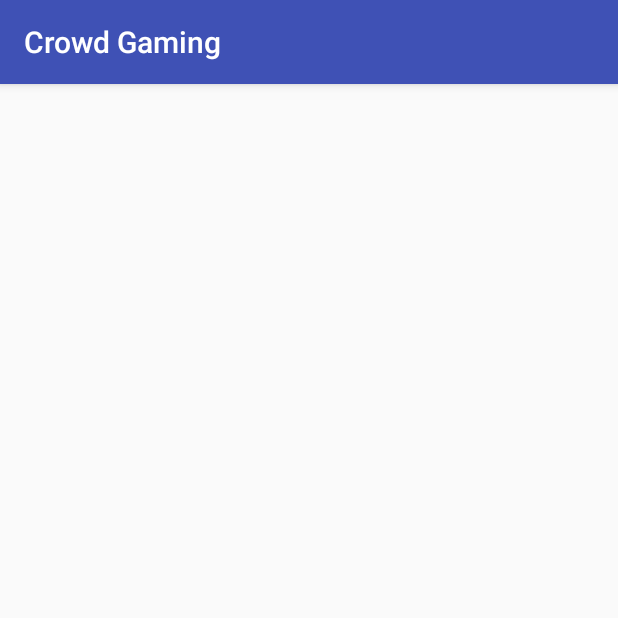
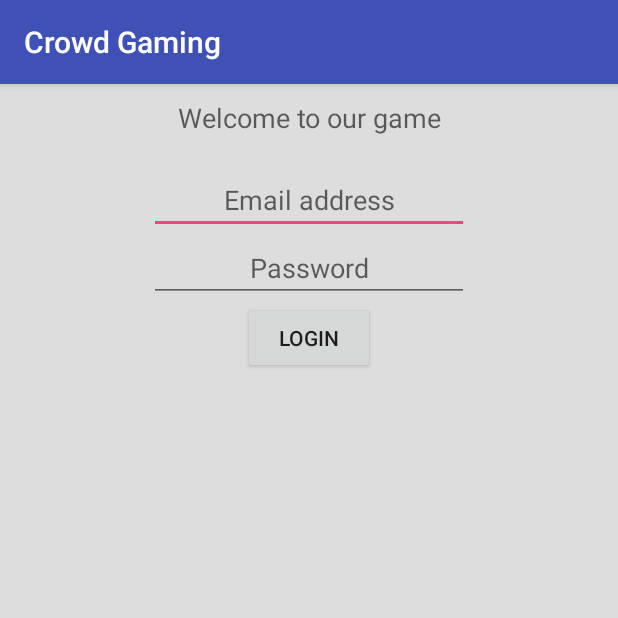
Before and after one commit to gtzinos/Crowd-Gaming-Android2, an Android app: the screen it shows after launch (MainActivity before the commit, LoginActivity after it), on a phone screen of 412 x 824 dp, the top half of it. Run offline under Robolectric (Android 15) with nearby library versions, the phone set to English and light mode, and no system bars.

Commit message:
Login screen design.

```diff
--- a/app/src/main/AndroidManifest.xml
+++ b/app/src/main/AndroidManifest.xml
@@ -1,14 +1,14 @@
 <?xml version="1.0" encoding="utf-8"?>
 <manifest xmlns:android="http://schemas.android.com/apk/res/android"
-    package="geotzinos.crowdgaming">
+    package="geotzinos.crowdgaming" >
 
     <application
         android:allowBackup="true"
         android:icon="@mipmap/ic_launcher"
         android:label="@string/app_name"
         android:supportsRtl="true"
-        android:theme="@style/AppTheme">
-        <activity android:name=".MainActivity">
+        android:theme="@style/AppTheme" >
+        <activity android:name=".LoginActivity" >
             <intent-filter>
                 <action android:name="android.intent.action.MAIN" />
 
--- a/app/src/main/java/geotzinos/crowdgaming/MainActivity.java
+++ b/app/src/main/java/geotzinos/crowdgaming/LoginActivity.java
@@ -3,12 +3,12 @@ package geotzinos.crowdgaming;
 import android.support.v7.app.AppCompatActivity;
 import android.os.Bundle;
 
-public class MainActivity extends AppCompatActivity {
+public class LoginActivity extends AppCompatActivity {
 
     @Override
     protected void onCreate(Bundle savedInstanceState) {
         super.onCreate(savedInstanceState);
-        setContentView(R.layout.activity_main);
+        setContentView(R.layout.login_activity);
     }
 
 }
--- a/app/src/main/res/layout/activity_main.xml
+++ b/app/src/main/res/layout/activity_main.xml
@@ -1,12 +1,17 @@
 <?xml version="1.0" encoding="utf-8"?>
-<RelativeLayout xmlns:android="http://schemas.android.com/apk/res/android"
+<RelativeLayout
+    xmlns:android="http://schemas.android.com/apk/res/android"
     xmlns:tools="http://schemas.android.com/tools"
     android:layout_width="match_parent"
     android:layout_height="match_parent"
-    android:paddingBottom="@dimen/activity_vertical_margin"
     android:paddingLeft="@dimen/activity_horizontal_margin"
     android:paddingRight="@dimen/activity_horizontal_margin"
     android:paddingTop="@dimen/activity_vertical_margin"
-    tools:context="geotzinos.crowdgaming.MainActivity">
+    android:paddingBottom="@dimen/activity_vertical_margin"
+    tools:context=".LoginActivity">
 
+    <LinearLayout
+        android:orientation="horizontal"
+        android:layout_width="match_parent"
+        android:layout_height="match_parent"></LinearLayout>
 </RelativeLayout>
--- /dev/null
+++ b/app/src/main/res/layout/login_activity.xml
@@ -0,0 +1,75 @@
+<?xml version="1.0" encoding="utf-8"?>
+<LinearLayout xmlns:android="http://schemas.android.com/apk/res/android"
+    android:orientation="vertical" android:layout_width="fill_parent"
+    android:layout_height="fill_parent"
+    android:id="@+id/container"
+    android:background="#DDDDDD">
+
+    <LinearLayout
+        android:orientation="horizontal"
+        android:layout_width="fill_parent"
+        android:layout_height="wrap_content"
+        android:id="@+id/top_layout"
+        android:gravity="center">
+
+        <TextView
+            android:layout_width="wrap_content"
+            android:layout_height="wrap_content"
+            android:textAppearance="?android:attr/textAppearanceMedium"
+            android:text="Welcome to our game"
+            android:id="@+id/textView2"
+            android:gravity="center"
+            android:paddingTop="10dp" />
+    </LinearLayout>
+
+    <LinearLayout
+        android:orientation="horizontal"
+        android:layout_width="fill_parent"
+        android:layout_height="wrap_content"
+        android:id="@+id/username_layout"
+        android:gravity="center_horizontal">
+
+        <EditText
+            android:layout_width="wrap_content"
+            android:layout_height="wrap_content"
+            android:inputType="textEmailAddress"
+            android:ems="10"
+            android:id="@+id/editText"
+            android:hint="Email address"
+            android:gravity="center"
+            android:paddingTop="30dp"
+            />
+    </LinearLayout>
+
+    <LinearLayout
+        android:orientation="horizontal"
+        android:layout_width="fill_parent"
+        android:layout_height="wrap_content"
+        android:id="@+id/password_layout"
+        android:gravity="center">
+
+        <EditText
+            android:layout_width="wrap_content"
+            android:layout_height="wrap_content"
+            android:inputType="textPassword"
+            android:ems="10"
+            android:id="@+id/editText2"
+            android:hint="Password"
+            android:gravity="center" />
+    </LinearLayout>
+
+    <LinearLayout
+        android:orientation="horizontal"
+        android:layout_width="fill_parent"
+        android:layout_height="wrap_content"
+        android:id="@+id/login_button_layout"
+        android:gravity="center">
+
+        <Button
+            android:layout_width="wrap_content"
+            android:layout_height="wrap_content"
+            android:text="Login"
+            android:id="@+id/login_button" />
+    </LinearLayout>
+
+</LinearLayout>
```
